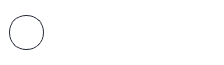
The window that src/client/gui/ui/texteditor_connectedUser.ui (aleoli/Shared-Editor) describes before a commit, drawn with Qt 5.
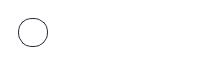
The same window after the commit. Icons and pictures are not drawn.

Commit message: modificato ConnectedUsers, LayoutDirection Auto in Comments

Diff of the .ui file:
```diff
--- a/src/client/gui/ui/texteditor_connectedUser.ui
+++ b/src/client/gui/ui/texteditor_connectedUser.ui
@@ -32,7 +32,7 @@
 	border-radius: 9px;
 }</string>
   </property>
-  <layout class="QHBoxLayout" name="horizontalLayout" stretch="0,0">
+  <layout class="QHBoxLayout" name="horizontalLayout" stretch="0">
    <property name="spacing">
     <number>6</number>
    </property>
@@ -49,14 +49,20 @@
     <number>9</number>
    </property>
    <item>
+    <widget class="QWidget" name="icon_and_name" native="true">
+     <property name="styleSheet">
+      <string notr="true"/>
+     </property>
+     <layout class="QHBoxLayout" name="horizontalLayout_2">
+      <item>
     <widget class="QPushButton" name="label_icon">
      <property name="enabled">
       <bool>true</bool>
      </property>
      <property name="maximumSize">
       <size>
-       <width>35</width>
-       <height>35</height>
+          <width>30</width>
+          <height>30</height>
       </size>
      </property>
      <property name="sizeIncrement">
@@ -68,7 +74,7 @@
      <property name="styleSheet">
       <string notr="true">QPushButton {
 border: 1px solid #242a38;
-border-radius: 17px;
+border-radius: 14px;
 }
 
 QToolTip{
@@ -90,8 +96,8 @@
      </property>
      <property name="iconSize">
       <size>
-       <width>33</width>
-       <height>33</height>
+          <width>25</width>
+          <height>25</height>
       </size>
      </property>
     </widget>
@@ -111,6 +117,9 @@
      <property name="indent">
       <number>10</number>
      </property>
+       </widget>
+      </item>
+     </layout>
     </widget>
    </item>
   </layout>
```
Lines whose indentation alone changed are shown as unchanged. The commit also changes 1 other file.
